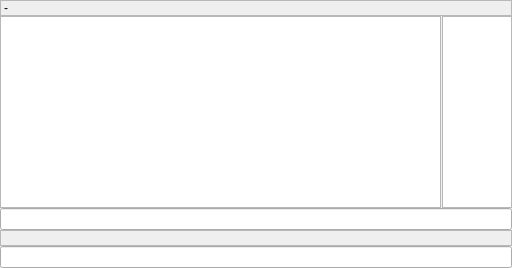
The window that examples/desktop/src/gui/messageview.ui (communi/communi-desktop) describes before a commit, drawn with Qt 5.
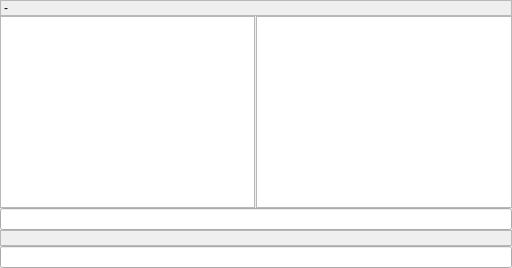
The same window after the commit. Custom widgets are drawn as their Qt base class.

Commit message: desktop ex: revise user list geometry management

Patch:
```diff
--- a/examples/desktop/src/gui/messageview.ui
+++ b/examples/desktop/src/gui/messageview.ui
@@ -57,7 +57,7 @@
      <widget class="TextBrowser" name="textBrowser">
       <property name="sizePolicy">
        <sizepolicy hsizetype="Expanding" vsizetype="Expanding">
-        <horstretch>8</horstretch>
+        <horstretch>1</horstretch>
         <verstretch>0</verstretch>
        </sizepolicy>
       </property>
@@ -77,7 +77,7 @@
      <widget class="UserListView" name="listView">
       <property name="sizePolicy">
        <sizepolicy hsizetype="Expanding" vsizetype="Expanding">
-        <horstretch>1</horstretch>
+        <horstretch>0</horstretch>
         <verstretch>0</verstretch>
        </sizepolicy>
       </property>
```
The commit also changes 2 other files.
